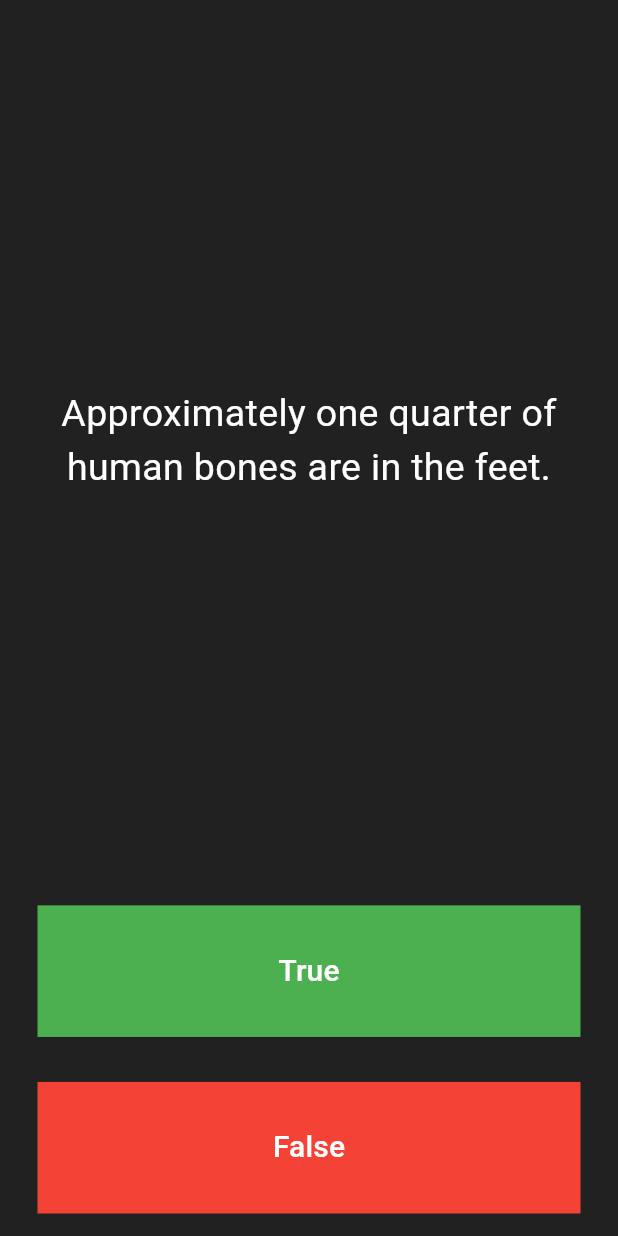
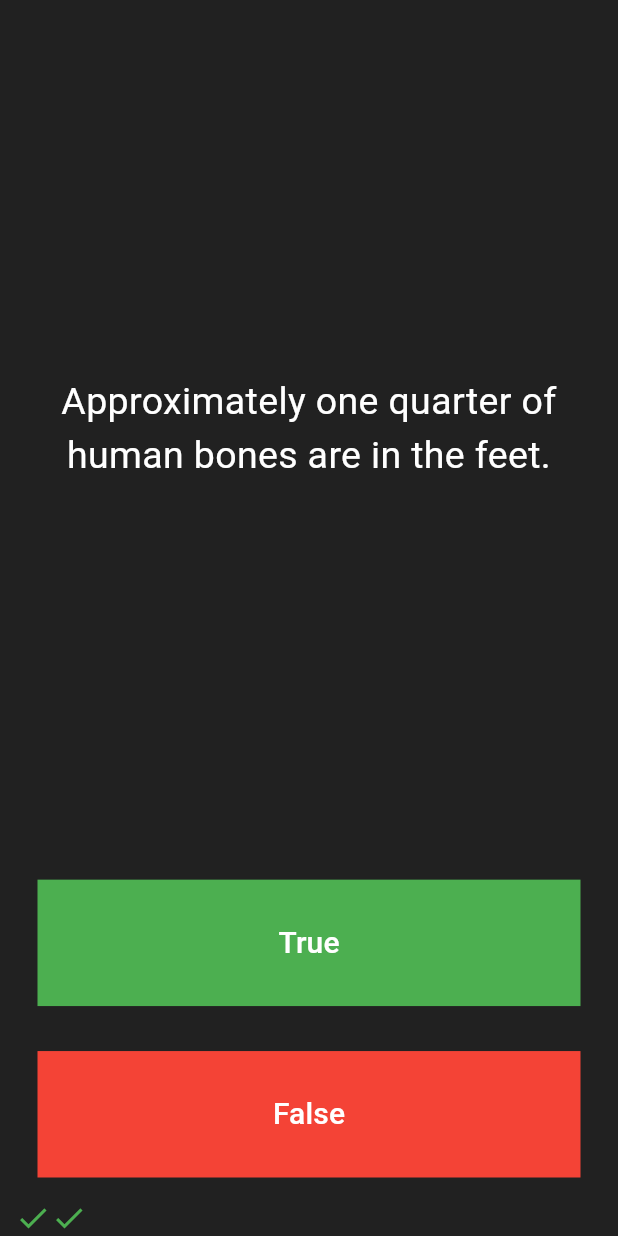
Before and after one commit to ramanaa77/flutter-learning-bootcamp, a Flutter app: the screen it shows after launch, after a tap on "True", after a tap on "False", on a phone screen of 412 x 824 dp. Run offline on Flutter 3.47's test engine with Material 3 defaults, Android fonts, the phone set to English and light mode, and no system bars; our stand-ins replace audioplayers, rflutter_alert.

Commit message:
code updated

```diff
--- a/quizzler/lib/main.dart
+++ b/quizzler/lib/main.dart
@@ -1,4 +1,5 @@
 import 'package:flutter/material.dart';
+import 'package:rflutter_alert/rflutter_alert.dart';
 import 'quiz_brain.dart';
 
 QuizBrain quizBrain = QuizBrain();
@@ -34,6 +35,58 @@
 class _QuizPageState extends State<QuizPage> {
   List<Icon> scoreKeeper = [];
 
+  void checkAnswer(bool userPickedAnswer) {
+    bool correctAnswer = quizBrain.getQuestionAnswer();
+    setState(() {
+      if (quizBrain.isFinished() == true) {
+        Alert(
+          context: context,
+          style: AlertStyle(
+            animationType: AnimationType.fromBottom,
+            isCloseButton: false,
+            isOverlayTapDismiss: false,
+            descStyle: TextStyle(fontWeight: FontWeight.bold),
+            descTextAlign: TextAlign.center,
+            animationDuration: Duration(milliseconds: 400),
+            alertBorder: RoundedRectangleBorder(
+              borderRadius: BorderRadius.circular(0.0),
+              side: BorderSide(
+                color: Colors.grey,
+              ),
+            ),
+            titleStyle: TextStyle(
+              color: Colors.green,
+            ),
+            alertAlignment: Alignment.center,
+          ),
+          type: AlertType.none,
+          title: "Quiz Finished",
+          desc: "You've reached the end of the quiz.",
+          buttons: [
+            DialogButton(
+              onPressed: () => Navigator.pop(context),
+              color: Colors.blue,
+              radius: BorderRadius.circular(0.0),
+              child: Text(
+                "Restart",
+                style: TextStyle(color: Colors.white, fontSize: 20),
+              ),
+            ),
+          ],
+        ).show();
+        quizBrain.reset();
+        scoreKeeper = [];
+      } else {
+        if (userPickedAnswer == correctAnswer) {
+          scoreKeeper.add(Icon(Icons.check, color: Colors.green));
+        } else {
+          scoreKeeper.add(Icon(Icons.close, color: Colors.red));
+        }
+        quizBrain.nextQuestion();
+      }
+    });
+  }
+
   @override
   Widget build(BuildContext context) {
     return Column(
@@ -66,9 +119,7 @@
                 style: TextStyle(color: Colors.white, fontSize: 20.0),
               ),
               onPressed: () {
-                setState(() {
-                  quizBrain.getNumber();
-                });
+                checkAnswer(true);
               },
             ),
           ),
@@ -86,9 +137,7 @@
                 style: TextStyle(fontSize: 20.0, color: Colors.white),
               ),
               onPressed: () {
-                setState(() {
-                  quizBrain.getNumber();
-                });
+                checkAnswer(false);
               },
             ),
           ),
--- a/quizzler/lib/quiz_brain.dart
+++ b/quizzler/lib/quiz_brain.dart
@@ -31,12 +31,10 @@
 
   ];
 
-  void getNumber(){
+  void nextQuestion(){
     if(_questionNumber < _questionBank.length -1){
       _questionNumber++;
     }
-    print(_questionNumber);
-    print(_questionBank.length);
   }
 
   String getQuestionText(){
@@ -45,4 +43,18 @@
   bool getQuestionAnswer(){
     return _questionBank[_questionNumber].questionAnswer;
   }
+
+  bool isFinished(){
+    if(_questionNumber >= _questionBank.length - 1  ) {
+      print("returning");
+      return true;
+    }else {
+      return false;
+    }
+  }
+
+  void reset(){
+    _questionNumber = 0;
+
+  }
 }
```
